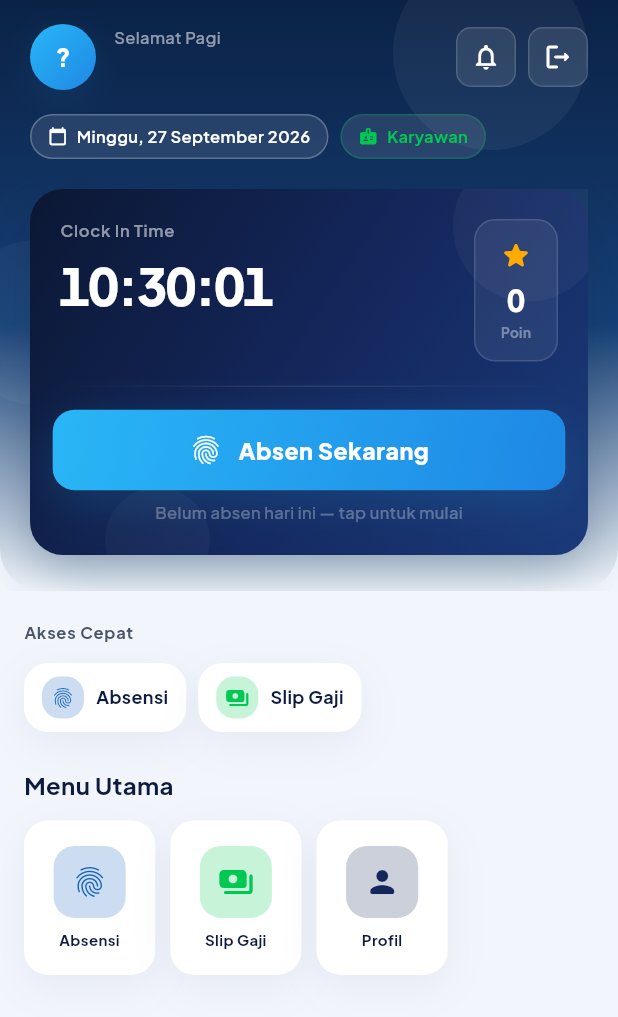
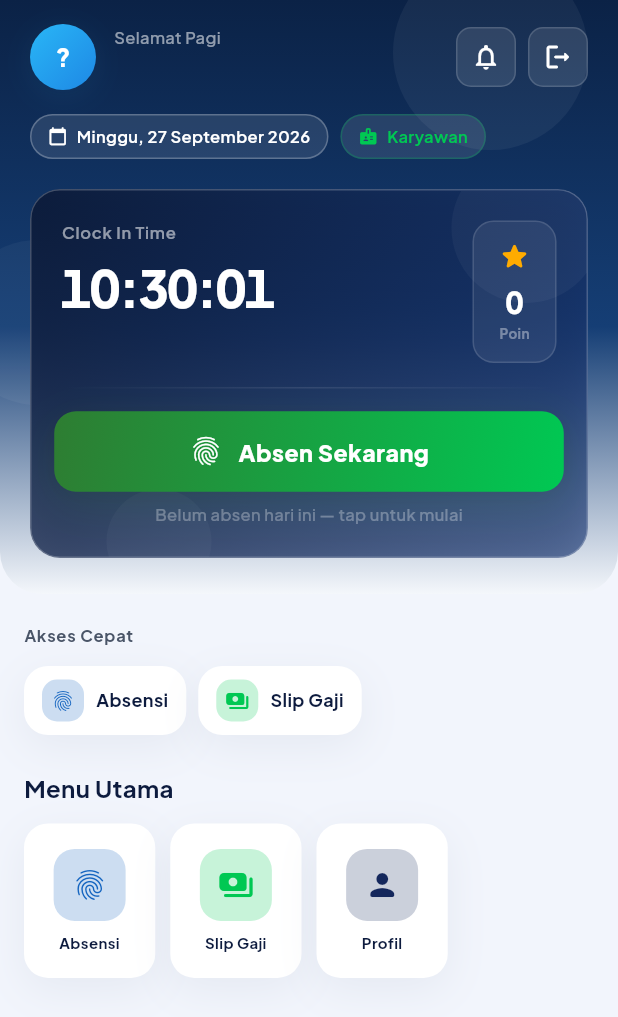
Before and after one commit to umgap2026-cmd/UMGAP-AI, a Flutter app: the HomePage screen opened directly with empty values, on a phone screen of 412 x 824 dp. Shown: the top 1017 px of the screen. Run offline on Flutter 3.47's test engine with Material 3 defaults, Android fonts, the phone set to English and light mode, and no system bars; our stand-ins replace dio, firebase_core, firebase_messaging, flutter_contacts, flutter_local_notifications, flutter_secure_storage and 11 more; missing offline and left inert: esc_pos_utils_plus, print_bluetooth_thermal; accounts and stored records are empty; network calls fail.

Commit message:
Dashboard Home: eksekusi RENCANA_UIUX_HOME.md -- unifikasi glass hero, entrance animasi, skeleton loading
Presentational-only, sesuai brief -- tidak menyentuh logika/data/routing
(_go(), _shortcutMenus, _gridMenus, semua panggilan ApiService/
NotificationService, key data _dashData/_ownerStats/summary tetap sama).

- Token lokal baru (_kHeroRadius, _kCardRadius, _kGlassShadow) supaya
  radius/shadow kartu hero & kartu menu konsisten 1 sumber, bukan angka
  literal tersebar.
- Ketiga kartu hero (Admin/Owner/Karyawan) disatukan ke bahasa "glass"
  yg sama (BackdropFilter blur + fill gradient semi-transparan + border
  putih tipis + shadow berlapis) -- Owner & Karyawan sebelumnya solid
  gradient. Aksen warna per role tetap beda (cyan/amber/hijau) sesuai
  konfirmasi. Tombol "Absen Sekarang" karyawan ikut dibetulkan dari
  cyan (aksen admin) ke hijau (aksen karyawan).
- Akses Cepat: chip diekstrak jadi _AksesCepatChip dgn umpan-balik
  tekan (scale), pola sama dgn _GridMenuCard yg sudah ada.
- _entryCtrl (AnimationController 800ms yg sudah dibuat tapi belum
  dipakai) sekarang dipakai utk entrance fade+slide bertahap: header ->
  Akses Cepat -> Menu Utama.
- Skeleton/shimmer ringan (_ShimmerBox, _StatTileSkeleton) utk hero
  Admin (baris metrik) & Karyawan (poin) saat _dashLoading, spy tidak
  menampilkan angka 0 yg menyesatkan.
- flutter analyze bersih, 0 error baru.

Co-Authored-By: Claude Sonnet 5 <noreply@anthropic.com>

```diff
--- a/umgap_mobile/lib/home_page.dart
+++ b/umgap_mobile/lib/home_page.dart
@@ -46,6 +46,26 @@ final List<BoxShadow> _kCardShadow = [
     color: const Color(0xFF0F2A52).withOpacity(0.06),
     blurRadius: 24,
     offset: const Offset(0, 8),
+  ),
+];
+
+// ── Token lokal RENCANA_UIUX_HOME.md -- radius & shadow kartu hero
+//    (glass) dipusatkan di sini spy ketiga role (admin/owner/karyawan)
+//    kebagian bahasa visual yg sama persis, tanpa angka literal
+//    tersebar di 3 tempat berbeda. Bukan di skala URadius yg ada krn
+//    nilainya memang khusus utk kartu hero, bukan kartu biasa. ──
+const double _kHeroRadius = 20;
+const double _kCardRadius = 16;
+final List<BoxShadow> _kGlassShadow = [
+  BoxShadow(
+    color: UColors.navy.withOpacity(0.24),
+    blurRadius: 28,
+    offset: const Offset(0, 12),
+  ),
+  BoxShadow(
+    color: Colors.black.withOpacity(0.06),
+    blurRadius: 10,
+    offset: const Offset(0, 3),
   ),
 ];
 
@@ -686,12 +706,17 @@ class _HomePageState extends State<HomePage>
           ),
           padding: EdgeInsets.zero,
           children: [
+            _entrance(
+              0.0,
               _buildHeader(
                 summary: summary,
                 poin: poin,
                 alreadyAbsen: alreadyAbsen,
                 absenTime: absenTime,
               ),
+            ),
+            _entrance(
+              0.15,
               Padding(
                 padding: const EdgeInsets.fromLTRB(
                   USpace.base,
@@ -723,57 +748,21 @@ class _HomePageState extends State<HomePage>
                         itemCount: _shortcutMenus.length,
                         itemBuilder: (_, i) {
                           final m = _shortcutMenus[i];
-                        final color = m['color'] as Color;
-                        return GestureDetector(
-                          onTap: () {
-                            HapticFeedback.lightImpact();
-                            _go(m['title'] as String);
-                          },
-                          child: Container(
-                            margin: const EdgeInsets.only(right: USpace.sm),
-                            padding: const EdgeInsets.symmetric(
-                              horizontal: USpace.md,
-                            ),
-                            decoration: BoxDecoration(
-                              color: UColors.card,
-                              borderRadius: BorderRadius.circular(16),
-                              boxShadow: _kCardShadow,
-                            ),
-                            child: Row(
-                              mainAxisSize: MainAxisSize.min,
-                              children: [
-                                Container(
-                                  width: 28,
-                                  height: 28,
-                                  decoration: BoxDecoration(
-                                    color: color.withOpacity(0.22),
-                                    borderRadius: BorderRadius.circular(12),
-                                  ),
-                                  child: Icon(
-                                    m['icon'] as IconData,
-                                    color: color,
-                                    size: 16,
-                                  ),
-                                ),
-                                const SizedBox(width: 8),
-                                Text(
-                                  m['title'] as String,
-                                  style: const TextStyle(
-                                    color: UColors.textDark,
-                                    fontSize: 12,
-                                    fontWeight: FontWeight.w700,
-                                  ),
-                                ),
-                              ],
-                            ),
-                          ),
-                        );
-                      },
-                    ),
-                  ),
-                ],
-              ),
-            ),
+                          return _AksesCepatChip(
+                            title: m['title'] as String,
+                            icon: m['icon'] as IconData,
+                            color: m['color'] as Color,
+                            onTap: () => _go(m['title'] as String),
+                          );
+                        },
+                      ),
+                    ),
+                  ],
+                ),
+              ),
+            ),
+            _entrance(
+              0.3,
               Padding(
                 padding: const EdgeInsets.fromLTRB(
                   USpace.base,
@@ -809,6 +798,9 @@ class _HomePageState extends State<HomePage>
                   ],
                 ),
               ),
+            ),
+            _entrance(
+              0.3,
               Padding(
                 padding: const EdgeInsets.fromLTRB(
                   USpace.base,
@@ -836,8 +828,30 @@ class _HomePageState extends State<HomePage>
                   ),
                 ),
               ),
-          ],
-        ),
+            ),
+          ],
+        ),
+      ),
+    );
+  }
+
+  // ── Entrance animation (Area 5 RENCANA_UIUX_HOME.md) -- _entryCtrl
+  //    sudah dibuat & di-forward() sejak initState tapi belum dipakai;
+  //    dipakai di sini utk fade + slide-up bertahap per section, pakai
+  //    Interval di rentang controller yg sama (bukan controller baru). ──
+  Widget _entrance(double start, Widget child) {
+    final curved = CurvedAnimation(
+      parent: _entryCtrl,
+      curve: Interval(start, (start + 0.5).clamp(0.0, 1.0), curve: Curves.easeOut),
+    );
+    return FadeTransition(
+      opacity: curved,
+      child: SlideTransition(
+        position: Tween<Offset>(
+          begin: const Offset(0, 0.04),
+          end: Offset.zero,
+        ).animate(curved),
+        child: child,
       ),
     );
   }
@@ -1008,12 +1022,14 @@ class _HomePageState extends State<HomePage>
                         ? _AdminOverviewCard(
                             summary: summary,
                             timeStr: _timeStr,
+                            loading: _dashLoading,
                           )
                         : _UserOverviewCard(
                             poin: poin,
                             timeStr: _timeStr,
                             alreadyAbsen: alreadyAbsen,
                             absenTime: absenTime,
+                            loading: _dashLoading,
                             onAbsen: () => Navigator.push(
                               context,
                               uRoute(const AttendancePage()),
@@ -1070,21 +1086,25 @@ class _OwnerBusinessCard extends StatelessWidget {
     final health = stats['health_score'] ?? stats['company_score'] ?? 0;
     final quality = stats['quality_score'] ?? stats['attendance_quality'] ?? 0;
 
-    return Container(
-      decoration: BoxDecoration(
-        gradient: const LinearGradient(
-          colors: [UColors.navy, Color(0xFF102C63), Color(0xFF0E7490)],
+    // Bahasa visual "glass hero" yg sama dgn Admin/Karyawan -- fill
+    // gradient navy semi-transparan + blur + border putih tipis.
+    return ClipRRect(
+      borderRadius: BorderRadius.circular(_kHeroRadius),
+      child: BackdropFilter(
+        filter: ImageFilter.blur(sigmaX: 16, sigmaY: 16),
+        child: Container(
+      decoration: BoxDecoration(
+        gradient: LinearGradient(
+          colors: [
+            UColors.navy.withOpacity(0.8),
+            const Color(0xFF0E7490).withOpacity(0.6),
+          ],
           begin: Alignment.topLeft,
           end: Alignment.bottomRight,
         ),
-        borderRadius: BorderRadius.circular(URadius.xl),
-        boxShadow: [
-          BoxShadow(
-            color: UColors.navy.withOpacity(0.28),
-            blurRadius: 28,
-            offset: const Offset(0, 10),
-          ),
-        ],
+        borderRadius: BorderRadius.circular(_kHeroRadius),
+        border: Border.all(color: Colors.white.withOpacity(0.22)),
+        boxShadow: _kGlassShadow,
       ),
       child: Stack(
         children: [
@@ -1358,6 +1378,8 @@ class _OwnerBusinessCard extends StatelessWidget {
             ),
           ),
         ],
+      ),
+    ),
       ),
     );
   }
@@ -1671,10 +1693,12 @@ class _AiLoadingButtonState extends State<_AiLoadingButton>
 class _AdminOverviewCard extends StatelessWidget {
   final Map<String, dynamic> summary;
   final String timeStr;
+  final bool loading;
 
   const _AdminOverviewCard({
     required this.summary,
     required this.timeStr,
+    required this.loading,
   });
 
   @override
@@ -1684,7 +1708,7 @@ class _AdminOverviewCard extends StatelessWidget {
     // border putih tipis, shadow lembut. Sengaja diberi ClipRRect di
     // luar supaya blur & konten ikut kepotong radius kartu.
     return ClipRRect(
-      borderRadius: BorderRadius.circular(20),
+      borderRadius: BorderRadius.circular(_kHeroRadius),
       child: BackdropFilter(
         filter: ImageFilter.blur(sigmaX: 16, sigmaY: 16),
         child: Container(
@@ -1697,15 +1721,9 @@ class _AdminOverviewCard extends StatelessWidget {
                 const Color(0xFF18488A).withOpacity(0.6),
               ],
             ),
-            borderRadius: BorderRadius.circular(20),
+            borderRadius: BorderRadius.circular(_kHeroRadius),
             border: Border.all(color: Colors.white.withOpacity(0.22)),
-            boxShadow: [
-              BoxShadow(
-                color: const Color(0xFF0F2A52).withOpacity(0.18),
-                blurRadius: 24,
-                offset: const Offset(0, 10),
-              ),
-            ],
+            boxShadow: _kGlassShadow,
           ),
           child: Column(
             children: [
@@ -1780,7 +1798,16 @@ class _AdminOverviewCard extends StatelessWidget {
                 padding: const EdgeInsets.fromLTRB(
                   USpace.base, 0, USpace.base, USpace.lg,
                 ),
-                child: Row(
+                child: loading
+                    ? const Row(
+                        children: [
+                          Expanded(child: _StatTileSkeleton()),
+                          Expanded(child: _StatTileSkeleton()),
+                          Expanded(child: _StatTileSkeleton()),
+                          Expanded(child: _StatTileSkeleton()),
+                        ],
+                      )
+                    : Row(
                         children: [
                           _StatTile(
                             icon: Icons.people_alt_rounded,
@@ -1864,6 +1891,7 @@ class _UserOverviewCard extends StatefulWidget {
   final VoidCallback onAbsen;
   final bool alreadyAbsen;
   final String absenTime;
+  final bool loading;
 
   const _UserOverviewCard({
     required this.poin,
@@ -1871,6 +1899,7 @@ class _UserOverviewCard extends StatefulWidget {
     required this.onAbsen,
     required this.alreadyAbsen,
     required this.absenTime,
+    required this.loading,
   });
 
   @override
@@ -1904,26 +1933,25 @@ class _UserOverviewCardState extends State<_UserOverviewCard>
 
   @override
   Widget build(BuildContext context) {
-    return Container(
-      decoration: BoxDecoration(
-        gradient: const LinearGradient(
-          colors: [UColors.navy, UColors.navyMid, Color(0xFF1A3A7A)],
+    // Bahasa visual "glass hero" yg sama dgn Admin -- fill gradient
+    // navy semi-transparan + blur + border putih tipis, bukan solid.
+    return ClipRRect(
+      borderRadius: BorderRadius.circular(_kHeroRadius),
+      child: BackdropFilter(
+        filter: ImageFilter.blur(sigmaX: 16, sigmaY: 16),
+        child: Container(
+      decoration: BoxDecoration(
+        gradient: LinearGradient(
+          colors: [
+            UColors.navy.withOpacity(0.8),
+            const Color(0xFF1A3A7A).withOpacity(0.6),
+          ],
           begin: Alignment.topLeft,
           end: Alignment.bottomRight,
         ),
-        borderRadius: BorderRadius.circular(URadius.xl),
-        boxShadow: [
-          BoxShadow(
-            color: UColors.navy.withOpacity(0.32),
-            blurRadius: 28,
-            offset: const Offset(0, 10),
-          ),
-          BoxShadow(
-            color: UColors.cyan.withOpacity(0.08),
-            blurRadius: 40,
-            offset: const Offset(0, 20),
-          ),
-        ],
+        borderRadius: BorderRadius.circular(_kHeroRadius),
+        border: Border.all(color: Colors.white.withOpacity(0.22)),
+        boxShadow: _kGlassShadow,
       ),
       child: Stack(
         children: [
@@ -1994,7 +2022,9 @@ class _UserOverviewCardState extends State<_UserOverviewCard>
                             size: 22,
                           ),
                           const SizedBox(height: 5),
-                          Text(
+                          widget.loading
+                              ? const _ShimmerBox(width: 22, height: 16)
+                              : Text(
                                   '${widget.poin}',
                                   style: const TextStyle(
                                     color: Colors.white,
@@ -2147,13 +2177,15 @@ class _UserOverviewCardState extends State<_UserOverviewCard>
                         width: double.infinity,
                         height: 52,
                         decoration: BoxDecoration(
-                          gradient: const LinearGradient(
-                            colors: [UColors.cyan, UColors.primaryMid],
+                          // Aksen karyawan = hijau (beda dari admin=cyan,
+                          // owner=amber) -- dulu ikut cyan-nya admin.
+                          gradient: LinearGradient(
+                            colors: [UColors.success, _cGreen],
                             begin: Alignment.topLeft,
                             end: Alignment.bottomRight,
                           ),
                           borderRadius: BorderRadius.circular(URadius.md),
-                          boxShadow: UShadow.lg(UColors.cyan),
+                          boxShadow: UShadow.lg(UColors.success),
                         ),
                         child: const Row(
                           mainAxisAlignment: MainAxisAlignment.center,
@@ -2195,6 +2227,8 @@ class _UserOverviewCardState extends State<_UserOverviewCard>
           ),
         ],
       ),
+    ),
+      ),
     );
   }
 }
@@ -2255,7 +2289,7 @@ class _GridMenuCardState extends State<_GridMenuCard>
         child: Container(
           decoration: BoxDecoration(
             color: UColors.card,
-            borderRadius: BorderRadius.circular(16),
+            borderRadius: BorderRadius.circular(_kCardRadius),
             boxShadow: _kCardShadow,
           ),
           child: Column(
@@ -2299,6 +2333,89 @@ class _GridMenuCardState extends State<_GridMenuCard>
   }
 }
 
+// ── Chip "Akses Cepat" -- pola press-scale sama dgn _GridMenuCard
+//    (Area 3 RENCANA_UIUX_HOME.md: umpan-balik tekan spy selaras dgn
+//    kartu grid). ──
+class _AksesCepatChip extends StatefulWidget {
+  final String title;
+  final IconData icon;
+  final Color color;
+  final VoidCallback onTap;
+
+  const _AksesCepatChip({
+    required this.title,
+    required this.icon,
+    required this.color,
+    required this.onTap,
+  });
+
+  @override
+  State<_AksesCepatChip> createState() => _AksesCepatChipState();
+}
+
+class _AksesCepatChipState extends State<_AksesCepatChip>
+    with SingleTickerProviderStateMixin {
+  late final AnimationController _c = AnimationController(
+    vsync: this,
+    duration: const Duration(milliseconds: 80),
+    reverseDuration: const Duration(milliseconds: 160),
+  );
+  late final Animation<double> _s = Tween<double>(begin: 1.0, end: 0.94)
+      .animate(CurvedAnimation(parent: _c, curve: Curves.easeInOut));
+
+  @override
+  void dispose() { _c.dispose(); super.dispose(); }
+
+  @override
+  Widget build(BuildContext context) {
+    return GestureDetector(
+      onTapDown: (_) => _c.forward(),
+      onTapUp: (_) {
+        _c.reverse();
+        HapticFeedback.lightImpact();
+        widget.onTap();
+      },
+      onTapCancel: () => _c.reverse(),
+      child: ScaleTransition(
+        scale: _s,
+        child: Container(
+          margin: const EdgeInsets.only(right: USpace.sm),
+          padding: const EdgeInsets.symmetric(horizontal: USpace.md),
+          decoration: BoxDecoration(
+            color: UColors.card,
+            borderRadius: BorderRadius.circular(_kCardRadius),
+            boxShadow: _kCardShadow,
+          ),
+          child: Row(
+            mainAxisSize: MainAxisSize.min,
+            children: [
+              Container(
+                width: 28,
+                height: 28,
+                alignment: Alignment.center,
+                decoration: BoxDecoration(
+                  color: widget.color.withOpacity(0.22),
+                  borderRadius: BorderRadius.circular(URadius.sm),
+                ),
+                child: Icon(widget.icon, color: widget.color, size: 16),
+              ),
+              const SizedBox(width: 8),
+              Text(
+                widget.title,
+                style: const TextStyle(
+                  color: UColors.textDark,
+                  fontSize: 12,
+                  fontWeight: FontWeight.w700,
+                ),
+              ),
+            ],
+          ),
+        ),
+      ),
+    );
+  }
+}
+
 class _AllMenusSheet extends StatelessWidget {
   final List<Map<String, dynamic>> menus;
   final void Function(String) onTap;
@@ -2427,6 +2544,69 @@ class _StatTile extends StatelessWidget {
   );
 }
 
+// ── Shimmer -- dipakai skeleton hero Admin & Karyawan saat data belum
+//    masuk (_dashLoading), spy tidak menampilkan angka 0 yg menyesatkan
+//    seolah beneran nol karyawan/hadir/dll. ──
+class _ShimmerBox extends StatefulWidget {
+  final double width;
+  final double height;
+  final BorderRadius radius;
+  const _ShimmerBox({
+    required this.width,
+    required this.height,
+    this.radius = const BorderRadius.all(Radius.circular(6)),
+  });
+  @override
+  State<_ShimmerBox> createState() => _ShimmerBoxState();
+}
+
+class _ShimmerBoxState extends State<_ShimmerBox>
+    with SingleTickerProviderStateMixin {
+  late final AnimationController _c = AnimationController(
+    vsync: this, duration: const Duration(milliseconds: 1100),
+  )..repeat(reverse: true);
+
+  @override
+  void dispose() { _c.dispose(); super.dispose(); }
+
+  @override
+  Widget build(BuildContext context) => AnimatedBuilder(
+    animation: _c,
+    builder: (_, __) => Container(
+      width: widget.width,
+      height: widget.height,
+      decoration: BoxDecoration(
+        color: Colors.white.withOpacity(0.08 + _c.value * 0.08),
+        borderRadius: widget.radius,
+      ),
+    ),
+  );
+}
+
+class _StatTileSkeleton extends StatelessWidget {
+  const _StatTileSkeleton();
+  @override
+  Widget build(BuildContext context) => Container(
+    margin: const EdgeInsets.symmetric(horizontal: 3),
+    padding: const EdgeInsets.symmetric(vertical: 10),
+    decoration: BoxDecoration(
+      color: Colors.white.withOpacity(0.06),
+      borderRadius: BorderRadius.circular(URadius.md),
+    ),
+    child: Column(
+      mainAxisSize: MainAxisSize.min,
+      children: const [
+        _ShimmerBox(width: 18, height: 18,
+            radius: BorderRadius.all(Radius.circular(5))),
+        SizedBox(height: 8),
+        _ShimmerBox(width: 28, height: 14),
+        SizedBox(height: 4),
+        _ShimmerBox(width: 40, height: 9),
+      ],
+    ),
+  );
+}
+
 class _Orb extends StatelessWidget {
   final double size;
   final Color color;
--- a/umgap_mobile/pubspec.yaml
+++ b/umgap_mobile/pubspec.yaml
@@ -2,7 +2,7 @@ name: umgap_mobile
 description: A new Flutter project
 publish_to: 'none'
 
-version: 1.7.2+28
+version: 1.8.0+29
 
 environment:
   sdk: ^3.5.0
```
Also changed, not shown: 1 other file. Lines whose indentation alone changed are shown as unchanged.
